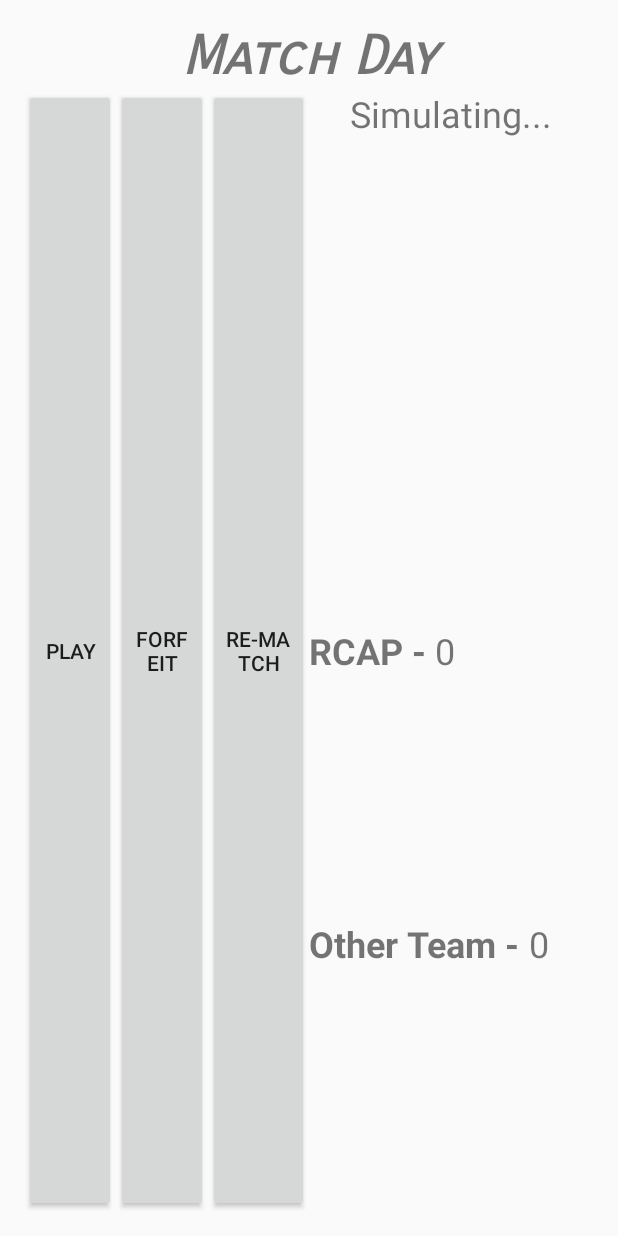
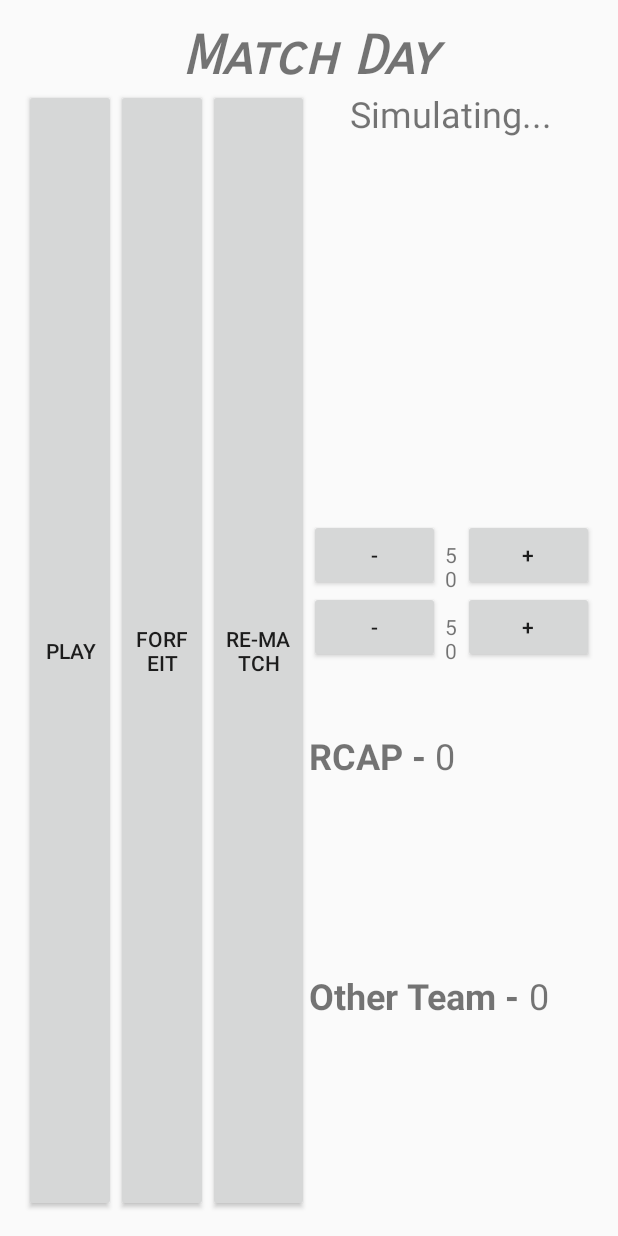
Before and after one commit to ClaymoreAdrendamar/RCAPManager, an Android app: the Simulation screen opened directly, with no data from a screen before it, on a phone screen of 412 x 824 dp. Run offline under Robolectric (Android 15) with nearby library versions, the phone set to English and light mode, and no system bars.

Commit message:
fixed everything worked on simulation don't use MatchSimulation.class

```diff
--- a/app/src/main/AndroidManifest.xml
+++ b/app/src/main/AndroidManifest.xml
@@ -18,7 +18,8 @@
             </intent-filter>
         </activity>
         <activity android:name=".MatchSimulation" />
-        <activity android:name=".Simulation"></activity>
+        <activity android:name=".Simulation" />
+        <activity android:name=".ChangingRooms"></activity>
     </application>
 
 </manifest>
--- a/app/src/main/res/layout/activity_simulation.xml
+++ b/app/src/main/res/layout/activity_simulation.xml
@@ -80,6 +80,67 @@
             <LinearLayout
                 android:orientation="horizontal"
                 android:layout_width="match_parent"
+                android:layout_height="wrap_content">
+
+                <Button
+                    android:text="-"
+                    android:layout_width="wrap_content"
+                    android:layout_height="wrap_content"
+                    android:id="@+id/rcapMoins"
+                    android:layout_weight="1"
+                    android:onClick="pressedrcapMinus"/>
+
+                <TextView
+                    android:text="50"
+                    android:layout_width="wrap_content"
+                    android:layout_height="wrap_content"
+                    android:id="@+id/newRcapStat"
+                    android:layout_weight="1"
+                    android:textAlignment="center" />
+
+                <Button
+                    android:text="+"
+                    android:layout_width="wrap_content"
+                    android:layout_height="wrap_content"
+                    android:id="@+id/rcapPlus"
+                    android:layout_weight="1"
+                    android:onClick="pressedRcapPlus"/>
+            </LinearLayout>
+
+            <LinearLayout
+                android:orientation="horizontal"
+                android:layout_width="match_parent"
+                android:layout_height="wrap_content"
+                android:layout_weight="0.18">
+
+                <Button
+                    android:text="-"
+                    android:layout_width="wrap_content"
+                    android:layout_height="wrap_content"
+                    android:id="@+id/otherMoins"
+                    android:layout_weight="1"
+                    android:onClick="pressedOtherMinus"/>
+
+                <TextView
+                    android:text="50"
+                    android:layout_width="wrap_content"
+                    android:layout_height="wrap_content"
+                    android:id="@+id/newOtherStat"
+                    android:layout_weight="1"
+                    android:textAlignment="center" />
+
+                <Button
+                    android:text="+"
+                    android:layout_width="wrap_content"
+                    android:layout_height="wrap_content"
+                    android:id="@+id/otherPlus"
+                    android:layout_weight="1"
+                    android:onClick="pressedOtherPlus"/>
+            </LinearLayout>
+
+            <LinearLayout
+                android:orientation="horizontal"
+                android:layout_width="match_parent"
                 android:layout_height="wrap_content"
                 android:layout_weight="0.5">
 
```
Also changed, not shown: app/src/main/java/net/gamepickle/rcap/ChangingRooms.java (added, +13 -0 lines), app/src/main/java/net/gamepickle/rcap/Simulation.java (+31 -0 lines), app/src/main/res/layout/activity_changing_rooms.xml (added, +13 -0 lines).
